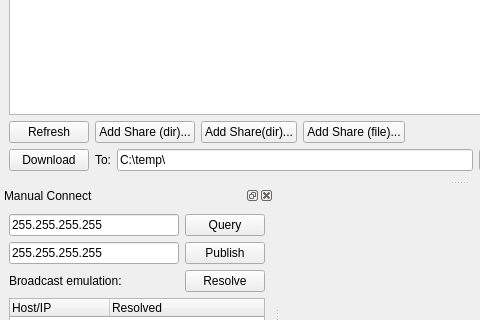
MrHacky/uftt, file src/qt-gui/MainWindow.ui: the form before one commit; both pictures show x 0 to 480 and y 124 to 444 of the 917 by 593 pixel window.
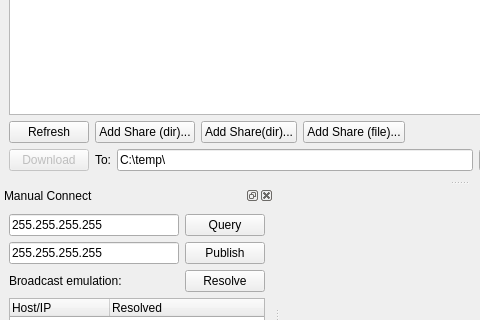
The form after the commit. Icons and pictures are not drawn. Custom widgets are drawn as their Qt base class.

Commit message:
Add context menus to share and task lists.
This also implements some new actions:
- Download To...
- Remove Share
- Open Containing Folder

```diff
--- a/src/qt-gui/MainWindow.ui
+++ b/src/qt-gui/MainWindow.ui
@@ -166,6 +166,9 @@
       <layout class="QHBoxLayout">
        <item>
         <widget class="QPushButton" name="buttonDownload">
+         <property name="enabled">
+          <bool>false</bool>
+         </property>
          <property name="text">
           <string>Download</string>
          </property>
```
Left out of the diff: 271 changed lines with no effect on the pictures. The commit also changes 2 other files.
